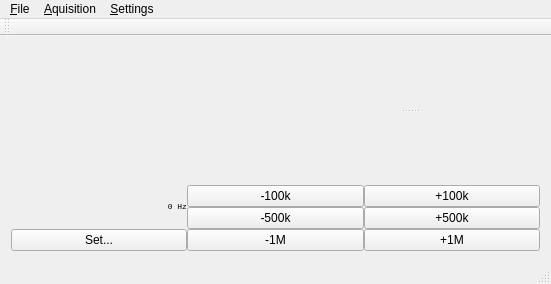
Old version of the form mainwindow.ui in the repository osmocom/sdrangelove.
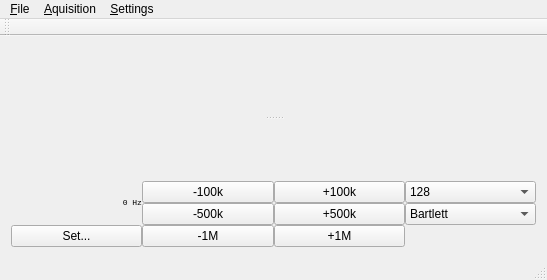
New version of the form. Custom widgets are drawn as their Qt base class.

What changed in the file:
```diff
--- a/mainwindow.ui
+++ b/mainwindow.ui
@@ -6,40 +6,50 @@
    <rect>
     <x>0</x>
     <y>0</y>
-    <width>551</width>
-    <height>284</height>
+    <width>547</width>
+    <height>280</height>
    </rect>
   </property>
   <property name="windowTitle">
    <string>SDRangelove</string>
   </property>
   <widget class="QWidget" name="centralWidget">
-   <layout class="QGridLayout" name="gridLayout">
-    <item row="0" column="0">
-     <widget class="Scale" name="timeScale" native="true"/>
-    </item>
-    <item row="0" column="1" rowspan="2">
+   <layout class="QVBoxLayout" name="verticalLayout_2">
+    <item>
      <widget class="QSplitter" name="splitter">
       <property name="orientation">
        <enum>Qt::Vertical</enum>
       </property>
-      <widget class="QWidget" name="">
-       <layout class="QVBoxLayout" name="verticalLayout">
+      <widget class="QWidget" name="layoutWidget">
+       <layout class="QHBoxLayout" name="horizontalLayout">
         <item>
-         <widget class="Waterfall" name="waterfall" native="true"/>
+         <widget class="Scale" name="timeScale" native="true"/>
         </item>
         <item>
-         <widget class="Scale" name="freqScale" native="true"/>
+         <layout class="QVBoxLayout" name="verticalLayout">
+          <item>
+           <widget class="Waterfall" name="waterfall" native="true"/>
+          </item>
+          <item>
+           <widget class="Scale" name="freqScale" native="true"/>
+          </item>
+         </layout>
         </item>
        </layout>
       </widget>
-      <widget class="SpectroHistogram" name="spectroHistogram" native="true"/>
+      <widget class="QWidget" name="layoutWidget">
+       <layout class="QHBoxLayout" name="horizontalLayout_2">
+        <item>
+         <widget class="Scale" name="powerScale" native="true"/>
+        </item>
+        <item>
+         <widget class="SpectroHistogram" name="spectroHistogram" native="true"/>
+        </item>
+       </layout>
+      </widget>
      </widget>
     </item>
-    <item row="1" column="0">
-     <widget class="Scale" name="powerScale" native="true"/>
-    </item>
-    <item row="2" column="0" colspan="2">
+    <item>
      <layout class="QGridLayout" name="gridLayout_2">
       <property name="spacing">
        <number>0</number>
@@ -109,6 +119,74 @@
         </property>
        </widget>
       </item>
+      <item row="1" column="3">
+       <widget class="QComboBox" name="fftSize">
+        <item>
+         <property name="text">
+          <string>128</string>
+         </property>
+        </item>
+        <item>
+         <property name="text">
+          <string>256</string>
+         </property>
+        </item>
+        <item>
+         <property name="text">
+          <string>512</string>
+         </property>
+        </item>
+        <item>
+         <property name="text">
+          <string>1024</string>
+         </property>
+        </item>
+        <item>
+         <property name="text">
+          <string>2048</string>
+         </property>
+        </item>
+        <item>
+         <property name="text">
+          <string>4096</string>
+         </property>
+        </item>
+       </widget>
+      </item>
+      <item row="2" column="3">
+       <widget class="QComboBox" name="fftWindow">
+        <item>
+         <property name="text">
+          <string>Bartlett</string>
+         </property>
+        </item>
+        <item>
+         <property name="text">
+          <string>Blackman-Harris</string>
+         </property>
+        </item>
+        <item>
+         <property name="text">
+          <string>Flat Top</string>
+         </property>
+        </item>
+        <item>
+         <property name="text">
+          <string>Hamming</string>
+         </property>
+        </item>
+        <item>
+         <property name="text">
+          <string>Hanning</string>
+         </property>
+        </item>
+        <item>
+         <property name="text">
+          <string>Rectangle</string>
+         </property>
+        </item>
+       </widget>
+      </item>
      </layout>
     </item>
    </layout>
@@ -118,7 +196,7 @@
     <rect>
      <x>0</x>
      <y>0</y>
-     <width>551</width>
+     <width>547</width>
      <height>21</height>
     </rect>
    </property>
```
Left out of the diff: 70 changed lines with no effect on the pictures.
